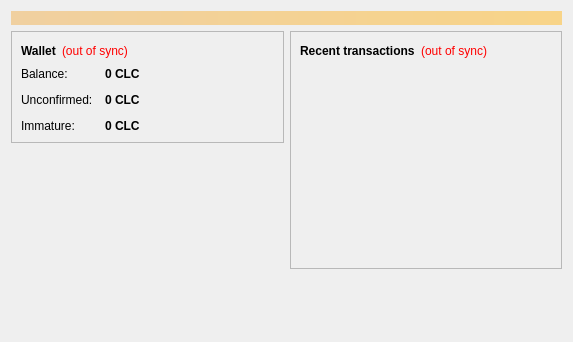
Before: the Qt Designer form src/qt/forms/overviewpage.ui in ChilCoin/Chilcoin, drawn with Qt 5.
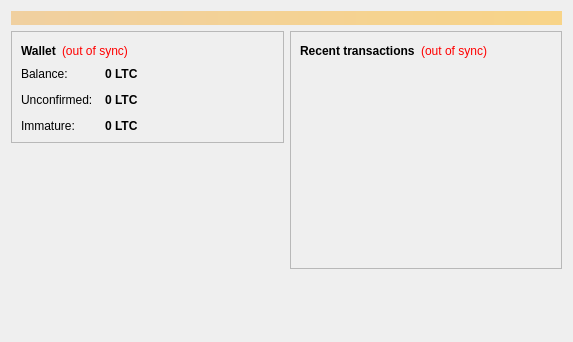
After: the same form once the commit is applied. Icons and pictures are not drawn.

Diff of the .ui file:
```diff
--- a/src/qt/forms/overviewpage.ui
+++ b/src/qt/forms/overviewpage.ui
@@ -122,7 +122,7 @@
                <string>Your current balance</string>
               </property>
               <property name="text">
-               <string notr="true">0 CLC</string>
+               <string notr="true">0 LTC</string>
               </property>
               <property name="textInteractionFlags">
                <set>Qt::LinksAccessibleByMouse|Qt::TextSelectableByKeyboard|Qt::TextSelectableByMouse</set>
@@ -151,7 +151,7 @@
                <string>Total of transactions that have yet to be confirmed, and do not yet count toward the current balance</string>
               </property>
               <property name="text">
-               <string notr="true">0 CLC</string>
+               <string notr="true">0 LTC</string>
               </property>
               <property name="textInteractionFlags">
                <set>Qt::LinksAccessibleByMouse|Qt::TextSelectableByKeyboard|Qt::TextSelectableByMouse</set>
@@ -177,7 +177,7 @@
                <string>Mined balance that has not yet matured</string>
               </property>
               <property name="text">
-               <string notr="true">0 CLC</string>
+               <string notr="true">0 LTC</string>
               </property>
               <property name="textInteractionFlags">
                <set>Qt::LinksAccessibleByMouse|Qt::TextSelectableByKeyboard|Qt::TextSelectableByMouse</set>
```
Left out of the diff: 23 changed lines with no effect on the pictures.
